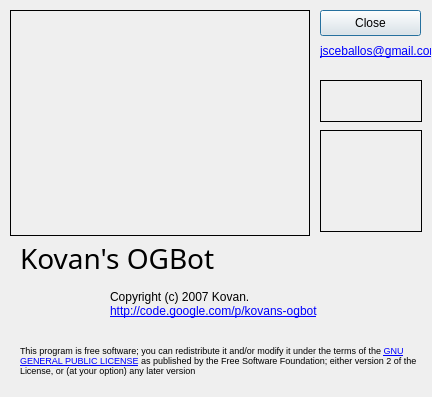
Above: ogbot/src/ui/About.ui from kovan/kovans-ogbot before the change. Below: the same form after it.
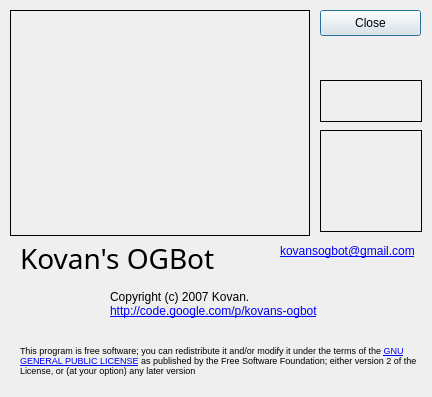
That is the form after the change. Icons and pictures are not drawn.

Diff of the .ui file:
```diff
--- a/ogbot/src/ui/About.ui
+++ b/ogbot/src/ui/About.ui
@@ -28,22 +28,6 @@
     <string>Close</string>
    </property>
   </widget>
-  <widget class="QLabel" name="label_3" >
-   <property name="geometry" >
-    <rect>
-     <x>320</x>
-     <y>40</y>
-     <width>111</width>
-     <height>22</height>
-    </rect>
-   </property>
-   <property name="text" >
-    <string>&lt;a href="mailto:jsceballos@gmail.com">jsceballos@gmail.com&lt;/a></string>
-   </property>
-   <property name="textFormat" >
-    <enum>Qt::RichText</enum>
-   </property>
-  </widget>
   <widget class="QLabel" name="label" >
    <property name="geometry" >
     <rect>
@@ -163,6 +147,22 @@
     <string/>
    </property>
   </widget>
+  <widget class="QLabel" name="label_3" >
+   <property name="geometry" >
+    <rect>
+     <x>280</x>
+     <y>240</y>
+     <width>143</width>
+     <height>22</height>
+    </rect>
+   </property>
+   <property name="text" >
+    <string>&lt;a href="mailto:kovansogbot@gmail.com">kovansogbot@gmail.com&lt;/a></string>
+   </property>
+   <property name="textFormat" >
+    <enum>Qt::RichText</enum>
+   </property>
+  </widget>
  </widget>
  <resources/>
  <connections>
```
